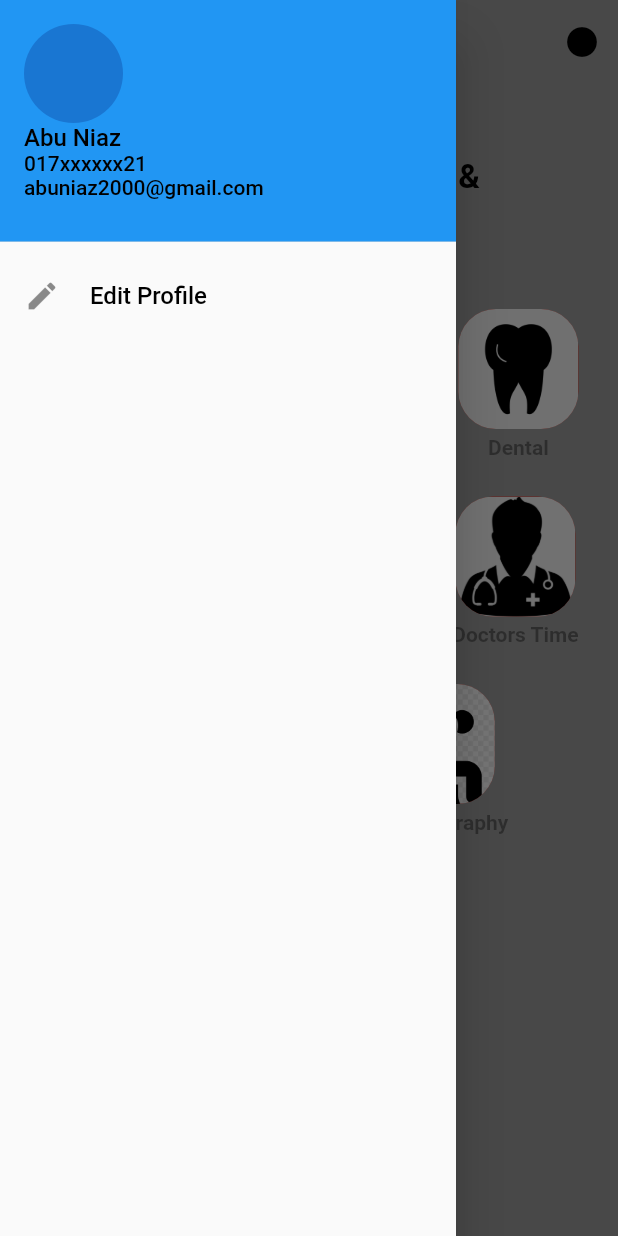
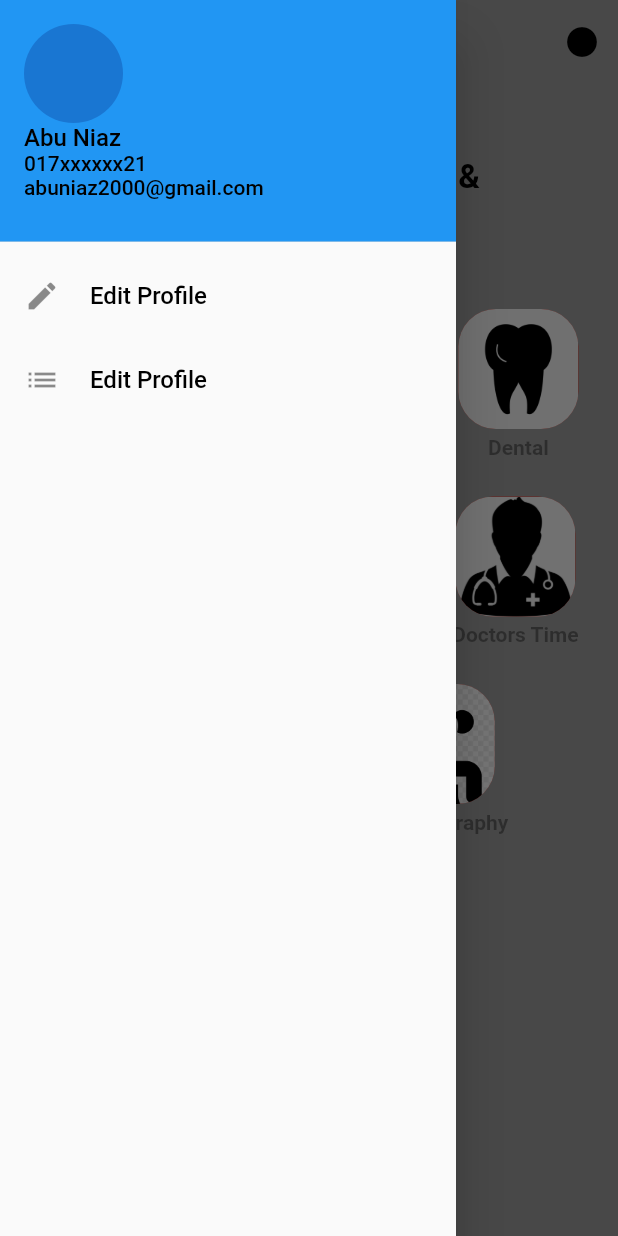
Before and after one commit to abuniaz/Health-Care, a Flutter app: the HomeTwo screen opened directly, with the side drawer open, on a phone screen of 412 x 824 dp. Run offline on Flutter 3.47's test engine with Material 2 defaults, Android fonts, the phone set to English and light mode, and no system bars.

Commit message:
Update home2.dart

```diff
--- a/health_care/lib/Start_Page/home2.dart
+++ b/health_care/lib/Start_Page/home2.dart
@@ -81,8 +81,20 @@ class HomeTwo extends StatelessWidget {
               focusColor: Colors.blue,
               onTap: () {},
             ),
-            const ListTile(),
-            const ListTile()
+            ListTile(
+              title: Row(
+                children: const [
+                  Icon(Icons.list),
+                  SizedBox(
+                    width: 20,
+                  ),
+                  Text('Edit Profile',
+                      style: TextStyle(color: Colors.black, fontSize: 16))
+                ],
+              ),
+              focusColor: Colors.blue,
+              onTap: () {},
+            ),
           ],
         ),
       ),
```
